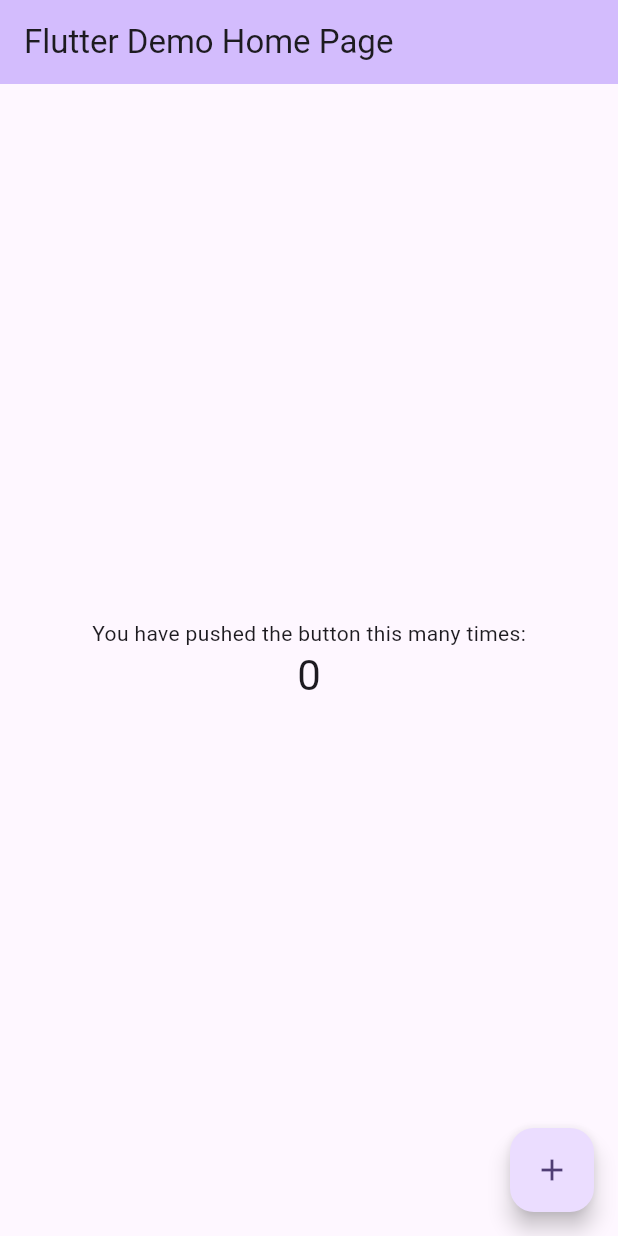
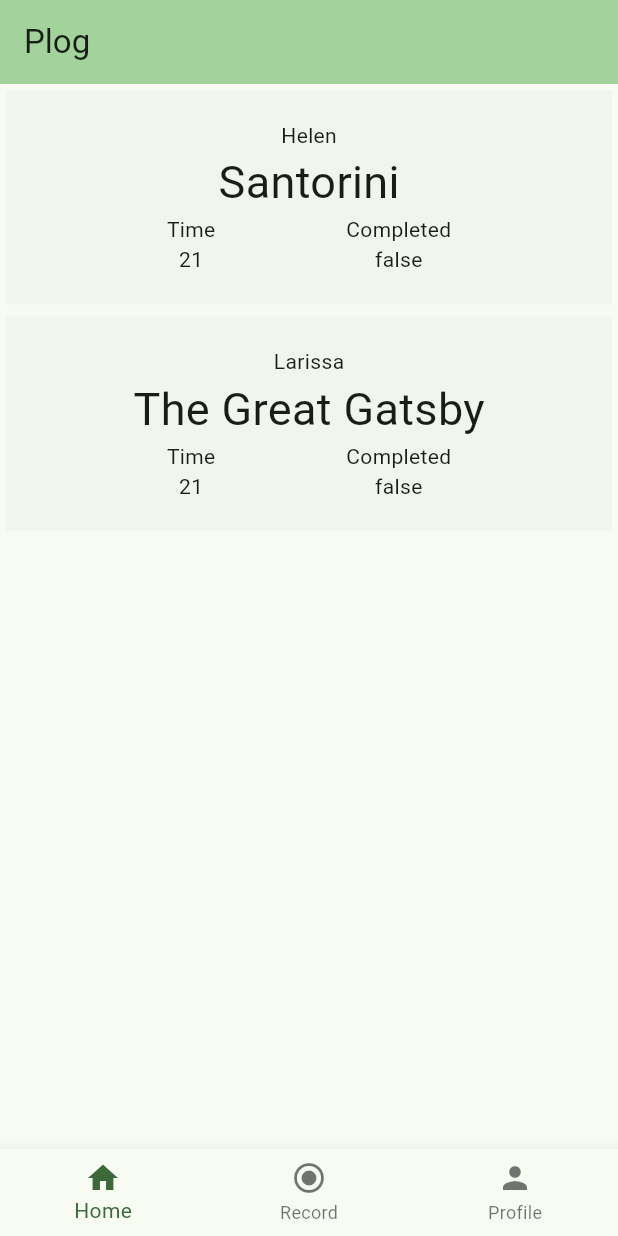
Before and after one commit to helen-yao/plog, a Flutter app: the screen it shows after launch, on a phone screen of 412 x 824 dp. Run offline on Flutter 3.47's test engine with Material 3 defaults, Android fonts, the phone set to English and light mode, and no system bars.

Commit message:
starting to create cards

```diff
--- a/lib/main.dart
+++ b/lib/main.dart
@@ -28,10 +28,10 @@
         //
         // This works for code too, not just values: Most code changes can be
         // tested with just a hot reload.
-        colorScheme: ColorScheme.fromSeed(seedColor: Colors.deepPurple),
+        colorScheme: ColorScheme.fromSeed(seedColor: Colors.green),
         useMaterial3: true,
       ),
-      home: const MyHomePage(title: 'Flutter Demo Home Page'),
+      home: const MyHomePage(title: 'Plog'),
     );
   }
 }
@@ -55,18 +55,12 @@
 }
 
 class _MyHomePageState extends State<MyHomePage> {
-  int _counter = 0;
-
-  void _incrementCounter() {
-    setState(() {
-      // This call to setState tells the Flutter framework that something has
-      // changed in this State, which causes it to rerun the build method below
-      // so that the display can reflect the updated values. If we changed
-      // _counter without calling setState(), then the build method would not be
-      // called again, and so nothing would appear to happen.
-      _counter++;
-    });
-  }
+  int _currentIndex = 0;
+  final List<Widget> _screens = [
+    HomeScreen(),
+    RecordScreen(),
+    ProfileScreen(),
+  ];
 
   @override
   Widget build(BuildContext context) {
@@ -86,40 +80,120 @@
         // the App.build method, and use it to set our appbar title.
         title: Text(widget.title),
       ),
-      body: Center(
-        // Center is a layout widget. It takes a single child and positions it
-        // in the middle of the parent.
-        child: Column(
-          // Column is also a layout widget. It takes a list of children and
-          // arranges them vertically. By default, it sizes itself to fit its
-          // children horizontally, and tries to be as tall as its parent.
-          //
-          // Column has various properties to control how it sizes itself and
-          // how it positions its children. Here we use mainAxisAlignment to
-          // center the children vertically; the main axis here is the vertical
-          // axis because Columns are vertical (the cross axis would be
-          // horizontal).
-          //
-          // TRY THIS: Invoke "debug painting" (choose the "Toggle Debug Paint"
-          // action in the IDE, or press "p" in the console), to see the
-          // wireframe for each widget.
-          mainAxisAlignment: MainAxisAlignment.center,
-          children: <Widget>[
-            const Text(
-              'You have pushed the button this many times:',
-            ),
-            Text(
-              '$_counter',
-              style: Theme.of(context).textTheme.headlineMedium,
-            ),
-          ],
-        ),
+      body: _screens[_currentIndex],
+      bottomNavigationBar: BottomNavigationBar(
+        currentIndex: _currentIndex,
+        onTap: (index) {
+          setState(() {
+            _currentIndex = index;
+          });
+        },
+        items: [
+          BottomNavigationBarItem(
+            icon: Icon(Icons.home),
+            label: 'Home',
+          ),
+          BottomNavigationBarItem(
+            icon: Icon(Icons.radio_button_checked),
+            label: 'Record',
+          ),
+          BottomNavigationBarItem(
+            icon: Icon(Icons.person),
+            label: 'Profile',
+          ),
+        ],
       ),
-      floatingActionButton: FloatingActionButton(
-        onPressed: _incrementCounter,
-        tooltip: 'Increment',
-        child: const Icon(Icons.add),
-      ), // This trailing comma makes auto-formatting nicer for build methods.
     );
   }
 }
+
+class HomeScreen extends StatelessWidget {
+  final Map<int, dynamic> _userData = {
+    0: {
+      'name': 'Helen',
+      'time_elapsed': 21,
+      'completed': false,
+      'date': '12/1/2003',
+      'title': 'Santorini',
+      'description': 'The sky was really diffcult',
+      'pace': 200
+    },
+    1: {
+      'name': 'Larissa',
+      'time_elapsed': 21,
+      'completed': false,
+      'date': '1/5/2025',
+      'title': 'The Great Gatsby',
+      'description': 'Super fun puzzle',
+      'pace': 30
+    }
+  };
+
+  @override
+  Widget build(BuildContext context) {
+    return Scaffold(
+        body: SingleChildScrollView(
+      child: ListView.builder(
+        scrollDirection: Axis.vertical,
+        physics: ScrollPhysics(),
+        shrinkWrap: true,
+        itemCount: 2,
+        itemBuilder: (context, position) {
+          return Card(
+            elevation: 0,
+            shape: RoundedRectangleBorder(
+              borderRadius: BorderRadius.circular(0),
+            ),
+            child: Padding(
+                padding: const EdgeInsets.all(20.0),
+                // child: Text(
+                //   _userData[position]['name'].toString(),
+                //   style: TextStyle(fontSize: 22.0),
+                // ),
+                child: Column(
+                  children: [
+                    Text(_userData[position]['name'].toString()),
+                    Text("${_userData[position]['title']}",
+                        style: TextStyle(fontSize: 30)),
+                    Row(
+                      mainAxisAlignment: MainAxisAlignment.spaceEvenly,
+                      children: [
+                      Column(
+                        children: [
+                          Text("Time"),
+                          Text(_userData[position]['time_elapsed'].toString())
+                        ],
+                      ),
+                      Column(
+                        children: [
+                          Text("Completed"),
+                          Text(_userData[position]['completed'].toString())
+                        ],
+                      ),
+                    ]),
+                  ],
+                )),
+          );
+        },
+      ),
+    ));
+  }
+}
+
+class RecordScreen extends StatelessWidget {
+  @override
+  Widget build(BuildContext context) {
+    return Center(
+      child: Text('Record screen'),
+    );
+  }
+}
+
+class ProfileScreen extends StatelessWidget {
+  @override
+  Widget build(BuildContext context) {
+    return Center(
+      child: Text('Profile screen'),
+    );
+  }
+}
```
Also changed, not shown: 1 other file.
